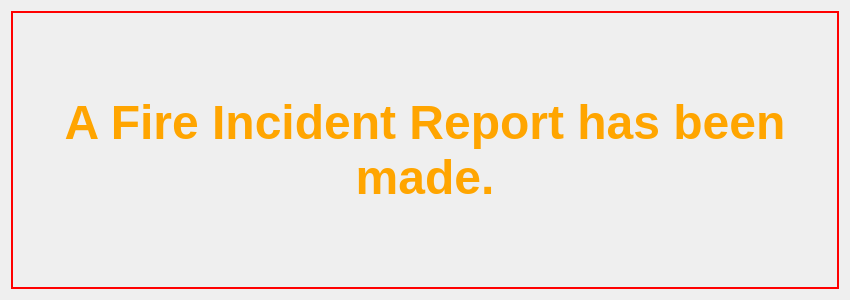
The window that Fire_Detected.ui (BrianPasasadaba/FireSoftware) describes before a commit, drawn with Qt 5.
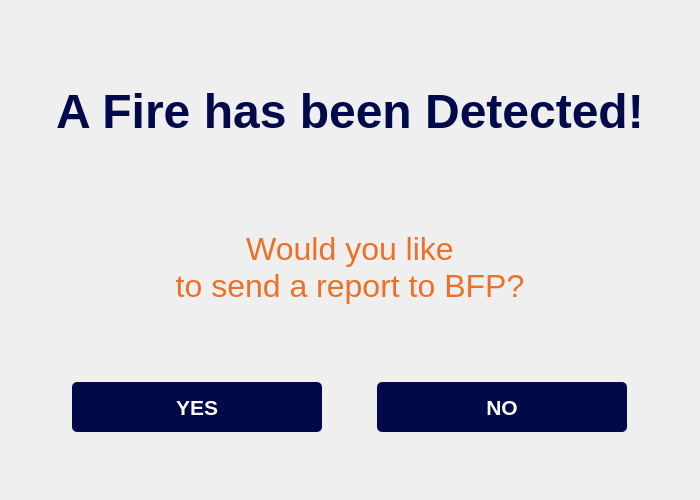
The same window after the commit.

Commit message: feat: changed the fire detected dialogue appearance

Diff of the .ui file:
```diff
--- a/Fire_Detected.ui
+++ b/Fire_Detected.ui
@@ -6,16 +6,67 @@
    <rect>
     <x>0</x>
     <y>0</y>
-    <width>850</width>
-    <height>300</height>
+    <width>700</width>
+    <height>500</height>
    </rect>
   </property>
   <property name="windowTitle">
    <string>Dialog</string>
   </property>
   <layout class="QGridLayout" name="gridLayout">
+   <item row="1" column="0">
+    <widget class="QLabel" name="SDetect_message">
+     <property name="sizePolicy">
+      <sizepolicy hsizetype="Preferred" vsizetype="Fixed">
+       <horstretch>0</horstretch>
+       <verstretch>0</verstretch>
+      </sizepolicy>
+     </property>
+     <property name="minimumSize">
+      <size>
+       <width>0</width>
+       <height>100</height>
+      </size>
+     </property>
+     <property name="font">
+      <font>
+       <pointsize>24</pointsize>
+      </font>
+     </property>
+     <property name="styleSheet">
+      <string notr="true">#SDetect_message{
+	color: rgba(237, 112, 39, 1);
+}</string>
+     </property>
+     <property name="text">
+      <string>Would you like
+to send a report to BFP?</string>
+     </property>
+     <property name="alignment">
+      <set>Qt::AlignCenter</set>
+     </property>
+    </widget>
+   </item>
    <item row="0" column="0">
-    <widget class="QLabel" name="FDetect_lb">
+    <widget class="QLabel" name="SDetect_header">
+     <property name="sizePolicy">
+      <sizepolicy hsizetype="Preferred" vsizetype="Fixed">
+       <horstretch>0</horstretch>
+       <verstretch>0</verstretch>
+      </sizepolicy>
+     </property>
+     <property name="minimumSize">
+      <size>
+       <width>400</width>
+       <height>200</height>
+      </size>
+     </property>
+     <property name="maximumSize">
+      <size>
+       <width>16777215</width>
+       <height>300</height>
+      </size>
+     </property>
      <property name="font">
       <font>
        <pointsize>36</pointsize>
@@ -24,13 +75,12 @@
       </font>
      </property>
      <property name="styleSheet">
-      <string notr="true">#FDetect_lb{
-	color: orange;
-	border: 2px solid red;
+      <string notr="true">#SDetect_header{
+	color:rgba(0, 9, 73, 1);
 }</string>
      </property>
      <property name="text">
-      <string>A Fire Incident Report has been made.</string>
+      <string>A Fire has been Detected!</string>
      </property>
      <property name="alignment">
       <set>Qt::AlignCenter</set>
@@ -40,6 +90,96 @@
      </property>
     </widget>
    </item>
+   <item row="2" column="0">
+    <widget class="QGroupBox" name="sd_btnbox">
+     <property name="styleSheet">
+      <string notr="true">#sd_btnbox{
+	border: none;
+}</string>
+     </property>
+     <property name="title">
+      <string/>
+     </property>
+     <layout class="QGridLayout" name="gridLayout_2">
+      <item row="0" column="0">
+       <widget class="QPushButton" name="sd_yes">
+        <property name="sizePolicy">
+         <sizepolicy hsizetype="Fixed" vsizetype="Fixed">
+          <horstretch>0</horstretch>
+          <verstretch>0</verstretch>
+         </sizepolicy>
+        </property>
+        <property name="minimumSize">
+         <size>
+          <width>250</width>
+          <height>50</height>
+         </size>
+        </property>
+        <property name="font">
+         <font>
+          <pointsize>16</pointsize>
+          <weight>75</weight>
+          <bold>true</bold>
+         </font>
+        </property>
+        <property name="styleSheet">
+         <string notr="true">#sd_yes{
+
+    border-radius: 5px;
+	background-color: rgba(0, 9, 73, 1);
+	color: white;
+}
+
+#sd_yes:hover {
+	background-color:rgba(0, 9, 73, 0.69);
+}</string>
+        </property>
+        <property name="text">
+         <string>YES</string>
+        </property>
+       </widget>
+      </item>
+      <item row="0" column="1">
+       <widget class="QPushButton" name="sd_no">
+        <property name="sizePolicy">
+         <sizepolicy hsizetype="Fixed" vsizetype="Fixed">
+          <horstretch>0</horstretch>
+          <verstretch>0</verstretch>
+         </sizepolicy>
+        </property>
+        <property name="minimumSize">
+         <size>
+          <width>250</width>
+          <height>50</height>
+         </size>
+        </property>
+        <property name="font">
+         <font>
+          <pointsize>16</pointsize>
+          <weight>75</weight>
+          <bold>true</bold>
+         </font>
+        </property>
+        <property name="styleSheet">
+         <string notr="true">#sd_no{
+
+    border-radius: 5px;
+	background-color: rgba(0, 9, 73, 1);
+	color: white;
+}
+
+#sd_no:hover {
+	background-color:rgba(0, 9, 73, 0.69);
+}</string>
+        </property>
+        <property name="text">
+         <string>NO</string>
+        </property>
+       </widget>
+      </item>
+     </layout>
+    </widget>
+   </item>
   </layout>
  </widget>
  <resources/>
```
The commit also changes 1 other file.
